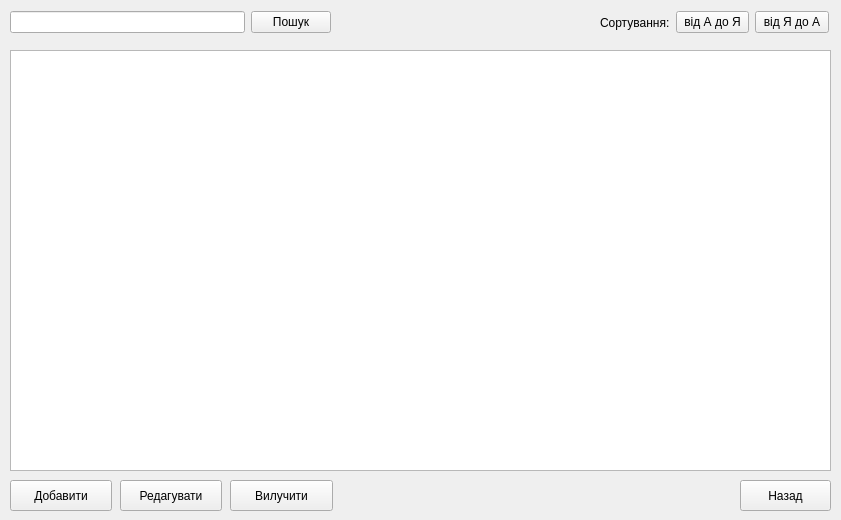
Shadowfank/ClinicRegistry, file doctorlist.ui: the form before one commit.
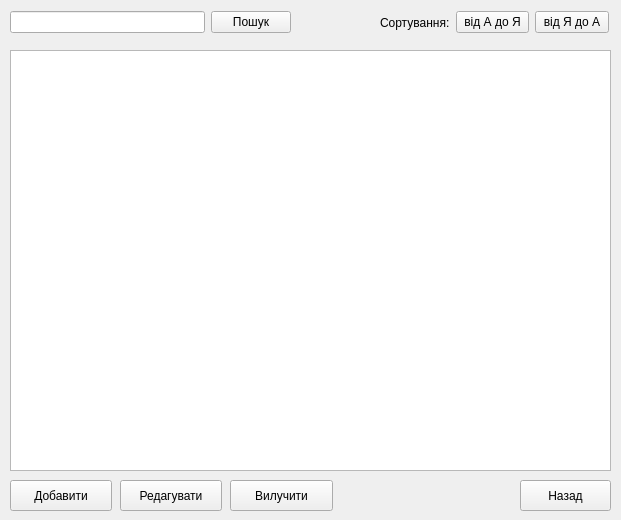
The form after the commit.

The edit to the form file:
```diff
--- a/doctorlist.ui
+++ b/doctorlist.ui
@@ -6,7 +6,7 @@
    <rect>
     <x>0</x>
     <y>0</y>
-    <width>841</width>
+    <width>621</width>
     <height>520</height>
    </rect>
   </property>
@@ -34,7 +34,7 @@
     <rect>
      <x>10</x>
      <y>50</y>
-     <width>821</width>
+     <width>601</width>
      <height>421</height>
     </rect>
    </property>
@@ -58,7 +58,7 @@
   <widget class="QPushButton" name="pushButton_6">
    <property name="geometry">
     <rect>
-     <x>740</x>
+     <x>520</x>
      <y>480</y>
      <width>91</width>
      <height>31</height>
@@ -73,7 +73,7 @@
     <rect>
      <x>10</x>
      <y>10</y>
-     <width>321</width>
+     <width>281</width>
      <height>25</height>
     </rect>
    </property>
@@ -97,7 +97,7 @@
   <widget class="QWidget" name="layoutWidget">
    <property name="geometry">
     <rect>
-     <x>600</x>
+     <x>380</x>
      <y>10</y>
      <width>229</width>
      <height>25</height>
```
